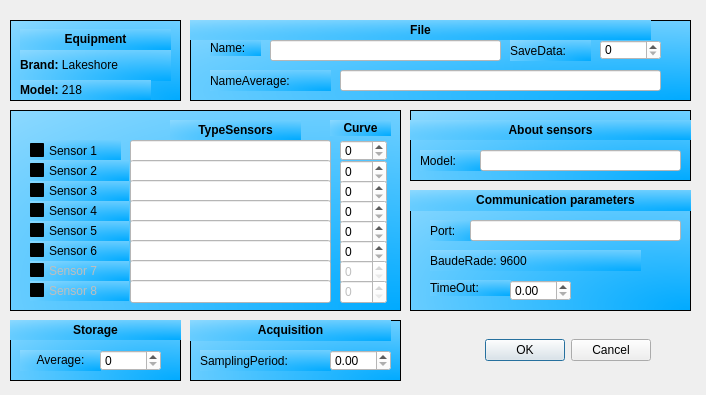
The window that MonTemp/segunda.ui (Julian-RC/Inter-Mon-Temp) describes before a commit, drawn with Qt 5.
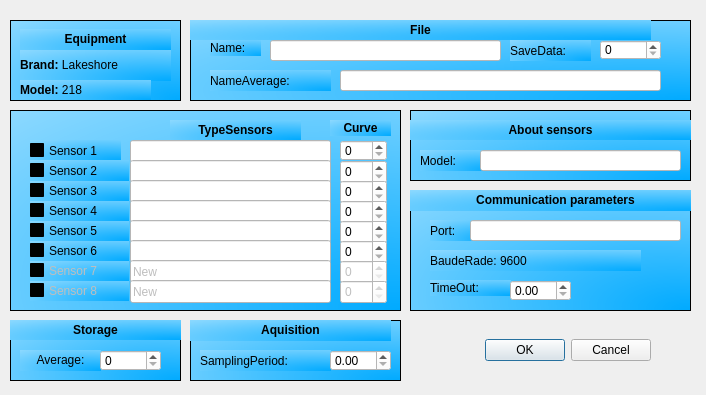
The same window after the commit.

Patch:
```diff
--- a/MonTemp/segunda.ui
+++ b/MonTemp/segunda.ui
@@ -532,6 +532,9 @@
      <string notr="true">background-color: rgb(255, 255, 255);
 font: 10pt &quot;Sans Serif&quot;;</string>
     </property>
+    <property name="text">
+     <string>New</string>
+    </property>
    </widget>
    <widget class="QLineEdit" name="sensor8">
     <property name="enabled">
@@ -549,6 +552,9 @@
      <string notr="true">background-color: rgb(255, 255, 255);
 font: 10pt &quot;Sans Serif&quot;;</string>
     </property>
+    <property name="text">
+     <string>New</string>
+    </property>
    </widget>
    <zorder>sensor1_on</zorder>
    <zorder>sensor8_on</zorder>
@@ -852,7 +858,7 @@
      <string notr="true">background-color: a(0);</string>
     </property>
     <property name="text">
-     <string>&lt;html&gt;&lt;head/&gt;&lt;body&gt;&lt;p align=&quot;center&quot;&gt;&lt;span style=&quot; font-weight:600;&quot;&gt;Acquisition&lt;/span&gt;&lt;/p&gt;&lt;/body&gt;&lt;/html&gt;</string>
+     <string>&lt;html&gt;&lt;head/&gt;&lt;body&gt;&lt;p align=&quot;center&quot;&gt;&lt;span style=&quot; font-weight:600;&quot;&gt;Aquisition&lt;/span&gt;&lt;/p&gt;&lt;/body&gt;&lt;/html&gt;</string>
     </property>
    </widget>
    <widget class="QLabel" name="label_17">
```
